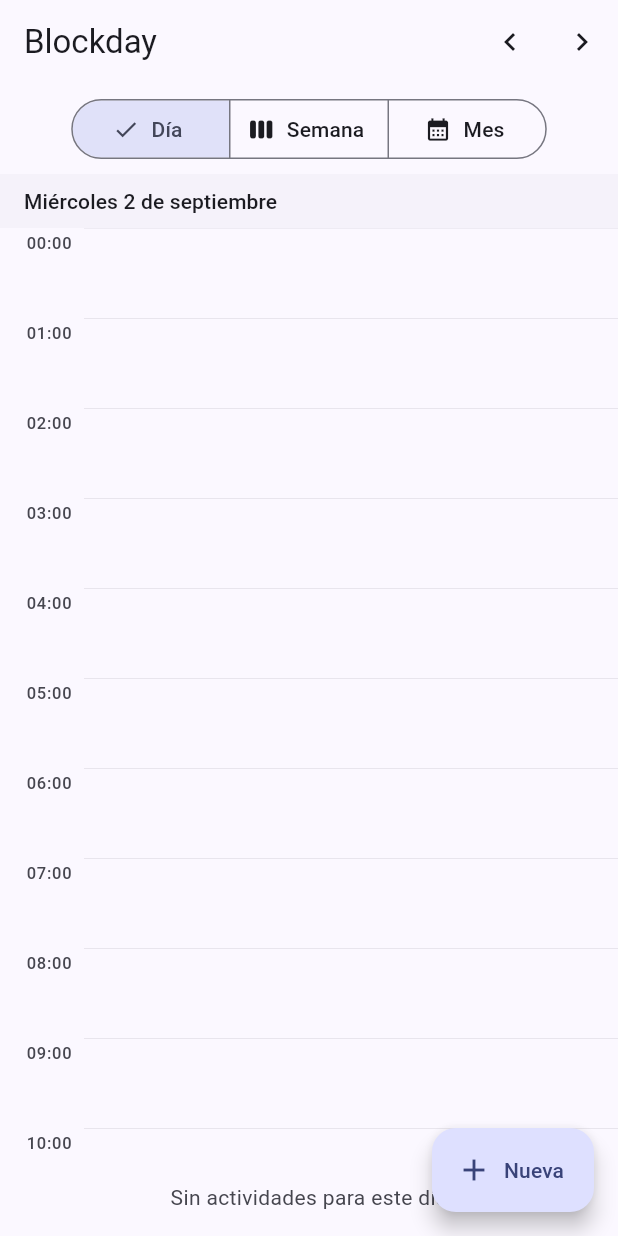
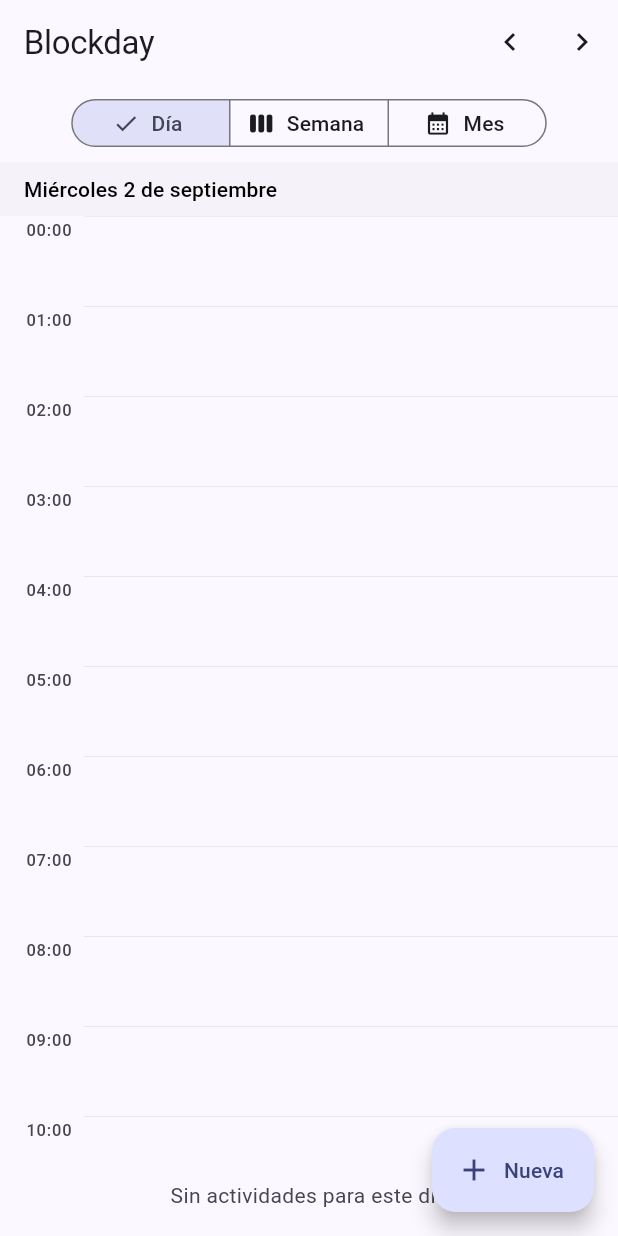
Before and after one commit to afperdomo2/blockday, a Flutter app: the screen it shows after launch, on a phone screen of 412 x 824 dp. Run offline on Flutter 3.47's test engine with Material 3 defaults, Android fonts, the phone set to English and light mode, and no system bars; our stand-ins replace drift, flutter_riverpod, go_router; accounts and stored records are empty; generated files the repository leaves out were written again.

Commit message:
feat: polish UI with translucent app bar, animations and refined theme

```diff
--- a/lib/core/theme/app_theme.dart
+++ b/lib/core/theme/app_theme.dart
@@ -18,16 +18,54 @@ class AppTheme {
       useMaterial3: true,
       colorScheme: scheme,
       visualDensity: VisualDensity.adaptivePlatformDensity,
+      scaffoldBackgroundColor: scheme.surface,
       appBarTheme: AppBarTheme(
-        backgroundColor: scheme.surface,
+        backgroundColor: scheme.surface.withValues(alpha: 0.85),
         foregroundColor: scheme.onSurface,
         elevation: 0,
-        scrolledUnderElevation: 2,
+        scrolledUnderElevation: 3,
         centerTitle: false,
+        surfaceTintColor: Colors.transparent,
       ),
+      cardTheme: CardThemeData(
+        elevation: 1,
+        shape: RoundedRectangleBorder(borderRadius: BorderRadius.circular(12)),
+      ),
+      textTheme: _textTheme(scheme, brightness),
       navigationBarTheme: NavigationBarThemeData(
         backgroundColor: scheme.surface.withValues(alpha: 0.9),
       ),
+      chipTheme: ChipThemeData(
+        shape: RoundedRectangleBorder(borderRadius: BorderRadius.circular(8)),
+      ),
+      segmentedButtonTheme: SegmentedButtonThemeData(
+        style: ButtonStyle(visualDensity: VisualDensity.compact),
+      ),
+    );
+  }
+
+  static TextTheme _textTheme(ColorScheme scheme, Brightness brightness) {
+    final base = brightness == Brightness.light
+        ? Typography.blackMountainView
+        : Typography.whiteMountainView;
+    return base.copyWith(
+      displayLarge: base.displayLarge?.copyWith(
+        letterSpacing: -0.02 * 57,
+        height: 1.05,
+      ),
+      titleLarge: base.titleLarge?.copyWith(
+        letterSpacing: -0.01 * 22,
+        height: 1.1,
+      ),
+      titleMedium: base.titleMedium?.copyWith(
+        fontWeight: FontWeight.w600,
+        letterSpacing: 0.01 * 16,
+      ),
+      labelSmall: base.labelSmall?.copyWith(
+        letterSpacing: 0.05 * 11,
+        height: 1.4,
+      ),
+      bodyMedium: base.bodyMedium?.copyWith(height: 1.5),
     );
   }
 }
--- a/lib/features/calendar/presentation/screens/calendar_screen.dart
+++ b/lib/features/calendar/presentation/screens/calendar_screen.dart
@@ -93,18 +93,29 @@ class CalendarScreen extends ConsumerWidget {
             ),
           ),
           Expanded(
+            child: AnimatedSwitcher(
+              duration: const Duration(milliseconds: 250),
+              switchInCurve: Curves.easeOutCubic,
+              switchOutCurve: Curves.easeInCubic,
               child: activitiesAsync.when(
                 loading: () => const Center(child: CircularProgressIndicator()),
                 error: (e, _) => Center(child: Text('Error: $e')),
                 data: (_) {
                   if (view == CalendarView.week) {
-                  return WeekView(selectedDate: selectedDate);
+                    return WeekView(
+                      key: ValueKey('week-$selectedDate'),
+                      selectedDate: selectedDate,
+                    );
                   }
                   if (view == CalendarView.month) {
-                  return MonthView(selectedDate: selectedDate);
+                    return MonthView(
+                      key: ValueKey('month-$selectedDate'),
+                      selectedDate: selectedDate,
+                    );
                   }
                   if (occurrences.isEmpty) {
                     return Column(
+                      key: ValueKey('day-empty-$selectedDate'),
                       children: [
                         _DateChip(date: selectedDate),
                         Expanded(
@@ -134,6 +145,7 @@ class CalendarScreen extends ConsumerWidget {
                     );
                   }
                   return Column(
+                    key: ValueKey('day-$selectedDate'),
                     children: [
                       _DateChip(date: selectedDate),
                       Expanded(
@@ -150,6 +162,7 @@ class CalendarScreen extends ConsumerWidget {
                     ],
                   );
                 },
+              ),
             ),
           ),
         ],
--- a/lib/features/calendar/presentation/widgets/activity_block.dart
+++ b/lib/features/calendar/presentation/widgets/activity_block.dart
@@ -20,7 +20,13 @@ class ActivityBlock extends StatelessWidget {
     final fg = ThemeData.estimateBrightnessForColor(bg) == Brightness.dark
         ? Colors.white
         : Colors.black87;
-    return Material(
+    return TweenAnimationBuilder<double>(
+      tween: Tween(begin: 0.95, end: 1),
+      duration: const Duration(milliseconds: 180),
+      curve: Curves.easeOutCubic,
+      builder: (context, scale, child) =>
+          Transform.scale(scale: scale, child: child),
+      child: Material(
         color: bg,
         borderRadius: BorderRadius.circular(8),
         elevation: 1,
@@ -55,6 +61,7 @@ class ActivityBlock extends StatelessWidget {
             ),
           ),
         ),
+      ),
     );
   }
 }
```
Also changed, not shown: 1 other file. Lines whose indentation alone changed are shown as unchanged.
